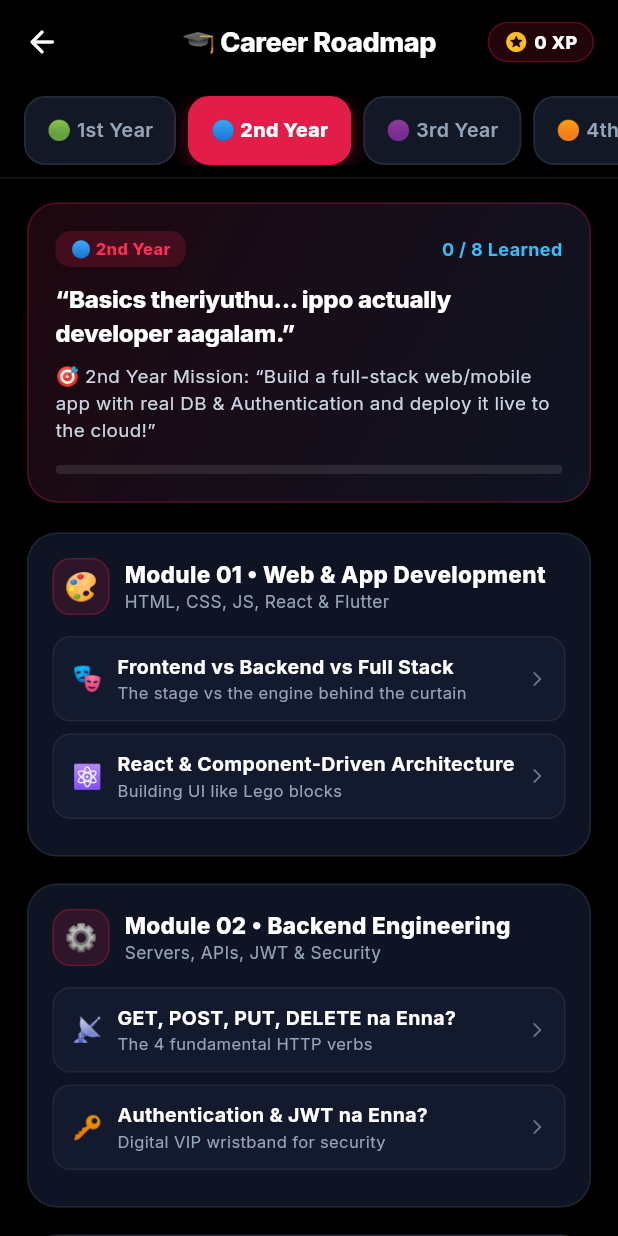
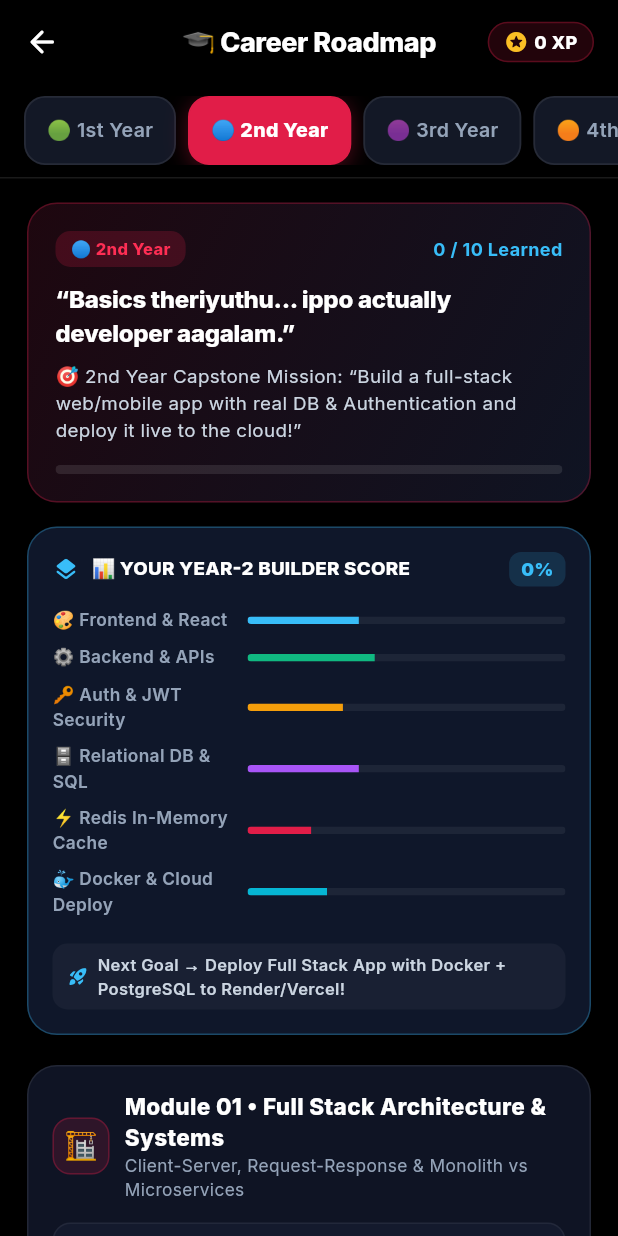
Before and after one commit to nfsprogramming/Techaa-Purinjikoo, a Flutter app: the RoadmapScreen screen opened by its route, after a tap on "🔵 2nd Year", on a phone screen of 412 x 824 dp. Run offline on Flutter 3.47's test engine with Material 3 defaults, Android fonts, the phone set to English and light mode, and no system bars; our stand-ins replace cloud_firestore, firebase_auth, firebase_core, flutter_riverpod, go_router, google_fonts and 3 more; accounts and stored records are empty.

Commit message:
feat(roadmap): Add upgraded 2nd Year Build Pannikoo curriculum with Year-2 Builder Scorecard

```diff
--- a/techaa_purinjikoo_app/lib/data/datasources/career_roadmap_content.dart
+++ b/techaa_purinjikoo_app/lib/data/datasources/career_roadmap_content.dart
@@ -299,21 +299,23 @@ class CareerRoadmapContent {
         ],
       ),
 
-      // 🔵 2nd YEAR
+      // 🔵 2nd YEAR — Full Stack & Production Builder Curriculum
       const RoadmapYearStage(
         stageType: RoadmapStageType.secondYear,
         title: '2nd Year: Build Pannikoo',
         badgeText: '🔵 2nd Year',
         motto: '“Basics theriyuthu... ippo actually developer aagalam.”',
-        yearMissionTitle: '🎯 2nd Year Mission',
+        yearMissionTitle: '🎯 2nd Year Capstone Mission',
         yearMissionDesc: '“Build a full-stack web/mobile app with real DB & Authentication and deploy it live to the cloud!”',
         modules: [
           RoadmapModule(
-            id: 'm4_web_dev',
+            id: 'm4_fullstack_arch',
             moduleNumber: 'Module 01',
-            title: 'Web & App Development',
-            tagline: 'HTML, CSS, JS, React & Flutter',
-            iconEmoji: '🎨',
+            title: 'Full Stack Architecture & Systems',
+            tagline: 'Client-Server, Request-Response & Monolith vs Microservices',
+            iconEmoji: '🏗️',
+            buildMissionTitle: '🎨 Frontend Builder Badge',
+            buildMissionDesc: 'Design an end-to-end architecture diagram showing Client -> API Gateway -> Backend -> PostgreSQL + Redis!',
             topics: [
               RoadmapTopicItem(
                 id: 'web_1',
@@ -322,13 +324,23 @@ class CareerRoadmapContent {
                 iconEmoji: '🎭',
                 dialogue: [
                   DialogueLine(speaker: 'Friend 1', avatarEmoji: '🧑‍💻', text: 'Frontend and Backend difference enna da?'),
-                  DialogueLine(speaker: 'Techaa', avatarEmoji: '🚀', text: 'Frontend is what user sees and clicks (Buttons, Colors, Animation). Backend is the secure kitchen (DB queries, Passwords, Payment verification)!', isTechaa: true),
+                  DialogueLine(speaker: 'Techaa', avatarEmoji: '🚀', text: 'Frontend is what user sees and clicks (Buttons, Colors, Animation). Backend is the secure kitchen (DB queries, Passwords, Payment verification)! Full stack bridges both.', isTechaa: true),
                 ],
                 realWorldExample: 'Netflix UI on Smart TV (Frontend) vs streaming server streaming video (Backend).',
-                devExperience: 'Learning full stack enabled me to build and launch products independently.',
+                devExperience: 'Learning full stack enabled me to build and launch products independently without waiting for a team.',
                 careerRelevance: 'Deciding your career specialization track.',
                 missionPrompt: 'Draw a diagram showing how a user login flow travels between Frontend and Backend.',
               ),
+            ],
+          ),
+
+          RoadmapModule(
+            id: 'm5_react_frontend',
+            moduleNumber: 'Module 02',
+            title: 'Modern Frontend with React & State',
+            tagline: 'Components as Lego Blocks, Props, Hooks & Virtual DOM',
+            iconEmoji: '⚛️',
+            topics: [
               RoadmapTopicItem(
                 id: 'web_2',
                 title: 'React & Component-Driven Architecture',
@@ -336,37 +348,65 @@ class CareerRoadmapContent {
                 iconEmoji: '⚛️',
                 dialogue: [
                   DialogueLine(speaker: 'Friend 1', avatarEmoji: '🧑‍💻', text: 'React yen evalo popular?'),
-                  DialogueLine(speaker: 'Techaa', avatarEmoji: '🚀', text: 'Reusability! You build one `<Navbar />` or `<Button />` component and reuse it across 100 pages. Plus state updates screen automatically!', isTechaa: true),
+                  DialogueLine(speaker: 'Techaa', avatarEmoji: '🚀', text: 'Reusability! You build one `<Navbar />` or `<Button />` component and reuse it across 100 pages. Plus state updates screen automatically without full page reload!', isTechaa: true),
                 ],
                 realWorldExample: 'Facebook and Instagram feeds updating dynamically without refreshing the page.',
                 devExperience: 'Switching from vanilla JS DOM manipulation to React cut my dev time in half.',
                 careerRelevance: 'Most in-demand web technology globally.',
-                missionPrompt: 'Build a reusable Card component in React or Flutter.',
+                missionPrompt: 'Build a reusable Card component in React or Flutter with dynamic props.',
               ),
             ],
           ),
 
           RoadmapModule(
-            id: 'm5_backend',
-            moduleNumber: 'Module 02',
-            title: 'Backend Engineering',
-            tagline: 'Servers, APIs, JWT & Security',
+            id: 'm6_backend_engines',
+            moduleNumber: 'Module 03',
+            title: 'Modern Backend with Node.js & Go',
+            tagline: 'Express, Go Chi, Middlewares & "CORS error yen varuthu da? 😂"',
             iconEmoji: '⚙️',
+            buildMissionTitle: '⚙️ Backend Architect Badge',
+            buildMissionDesc: 'Create a REST API with CORS headers, request validation, and proper error handling!',
             topics: [
+              RoadmapTopicItem(
+                id: 'back_cors_1',
+                title: 'Backend Routing, Middleware & CORS Decoded',
+                subtitle: 'Why the browser blocks your API and how to fix it',
+                iconEmoji: '📡',
+                dialogue: [
+                  DialogueLine(speaker: 'Friend 1', avatarEmoji: '🧑‍💻', text: 'API call pannina browser-la "CORS Error" nu red color-la varuthu yen da? 😂'),
+                  DialogueLine(speaker: 'Techaa', avatarEmoji: '🚀', text: 'Browser security! When frontend (localhost:3000) calls backend (localhost:8080), the server must send an `Access-Control-Allow-Origin` header to give permission!', isTechaa: true),
+                ],
+                realWorldExample: 'Payment APIs like Stripe and Razorpay using strict CORS and webhook signatures.',
+                devExperience: 'Configuring CORS middleware properly in Go and Node saved countless hours of head-scratching.',
+                careerRelevance: 'Backend security and API gateway architecture.',
+                missionPrompt: 'Add CORS middleware to your local backend server.',
+              ),
               RoadmapTopicItem(
                 id: 'back_1',
                 title: 'GET, POST, PUT, DELETE na Enna?',
-                subtitle: 'The 4 fundamental HTTP verbs',
+                subtitle: 'The 4 fundamental HTTP verbs and status codes',
                 iconEmoji: '📡',
                 dialogue: [
                   DialogueLine(speaker: 'Friend 1', avatarEmoji: '🧑‍💻', text: 'GET vs POST difference enna?'),
-                  DialogueLine(speaker: 'Techaa', avatarEmoji: '🚀', text: 'GET = Read data (e.g. view profile). POST = Create new data (e.g. sign up). PUT = Update data. DELETE = Remove data!', isTechaa: true),
+                  DialogueLine(speaker: 'Techaa', avatarEmoji: '🚀', text: 'GET = Read data (view profile). POST = Create new data (sign up). PUT = Update data. DELETE = Remove data! Always return 200 OK, 201 Created, 400 Bad Request, or 401 Unauthorized!', isTechaa: true),
                 ],
                 realWorldExample: 'E-commerce: GET products, POST order, PUT address update, DELETE item from cart.',
                 devExperience: 'Using POST instead of GET for sensitive passwords prevents credentials from showing in browser history.',
                 careerRelevance: 'REST API design questions in every technical interview.',
                 missionPrompt: 'Test GET and POST endpoints using Postman or cURL.',
               ),
+            ],
+          ),
+
+          RoadmapModule(
+            id: 'm7_auth_security',
+            moduleNumber: 'Module 04',
+            title: 'Authentication & JWT Security',
+            tagline: 'Bcrypt Hashing, JWT Wristbands & OAuth Google Sign-In',
+            iconEmoji: '🔑',
+            buildMissionTitle: '🔑 Auth Master Badge',
+            buildMissionDesc: 'Implement bcrypt password hashing and JWT token verification for protected routes!',
+            topics: [
               RoadmapTopicItem(
                 id: 'back_2',
                 title: 'Authentication & JWT na Enna?',
@@ -385,11 +425,13 @@ class CareerRoadmapContent {
           ),
 
           RoadmapModule(
-            id: 'm6_database',
-            moduleNumber: 'Module 03',
-            title: 'Databases & Storage',
-            tagline: 'SQL, NoSQL, Redis & Indexing',
+            id: 'm8_databases_sql',
+            moduleNumber: 'Module 05',
+            title: 'Relational Databases & SQL',
+            tagline: 'PostgreSQL, Schema Design, Foreign Keys & JOINs',
             iconEmoji: '🗄️',
+            buildMissionTitle: '🗄️ SQL Pro Badge',
+            buildMissionDesc: 'Design a 3-table normalized schema (Users, Posts, Comments) with Foreign Keys and JOIN queries!',
             topics: [
               RoadmapTopicItem(
                 id: 'db_1',
@@ -405,6 +447,18 @@ class CareerRoadmapContent {
                 careerRelevance: 'Database schema design and querying proficiency.',
                 missionPrompt: 'Create a PostgreSQL table with Primary and Foreign keys.',
               ),
+            ],
+          ),
+
+          RoadmapModule(
+            id: 'm9_redis_caching',
+            moduleNumber: 'Module 06',
+            title: 'In-Memory Caching & Redis',
+            tagline: '“Why High-Scale Apps Need Redis for Sub-10ms Speeds”',
+            iconEmoji: '⚡',
+            buildMissionTitle: '⚡ Performance Wizard Badge',
+            buildMissionDesc: 'Set up Redis caching to store frequently queried data with a 60-second TTL!',
+            topics: [
               RoadmapTopicItem(
                 id: 'db_2',
                 title: 'Why Backend Developers Need Redis',
@@ -424,13 +478,39 @@ class CareerRoadmapContent {
           ),
 
           RoadmapModule(
-            id: 'm7_deployment',
-            moduleNumber: 'Module 04',
-            title: 'Deployment & Cloud',
-            tagline: 'Vercel, Render, Supabase & Docker',
+            id: 'm10_docker_containers',
+            moduleNumber: 'Module 07',
+            title: 'Docker & Containerization',
+            tagline: '“‘En Laptop-la Run Aaguthu’ Problem Solved Forever”',
+            iconEmoji: '🐳',
+            buildMissionTitle: '🐳 Container Initiate Badge',
+            buildMissionDesc: 'Write a `Dockerfile` and `docker-compose.yml` to spin up your App + PostgreSQL + Redis with 1 command!',
+            topics: [
+              RoadmapTopicItem(
+                id: 'dep_2',
+                title: 'Docker na Enna?',
+                subtitle: '“It works on my machine” problem solved forever',
+                iconEmoji: '🐳',
+                dialogue: [
+                  DialogueLine(speaker: 'Friend 1', avatarEmoji: '🧑‍💻', text: 'En laptop-la run aaguthu, aana teammate laptop-la crash aaguthu yen da?'),
+                  DialogueLine(speaker: 'Techaa', avatarEmoji: '🚀', text: 'Different Node/Python versions! Docker packs your code + OS + runtime + libraries into an isolated shipping container that runs identically everywhere!', isTechaa: true),
+                ],
+                realWorldExample: 'Kubernetes managing millions of Docker containers running Spotify and Netflix microservices.',
+                devExperience: 'Dockerizing our backend eliminated all environment mismatch bugs during team hackathons.',
+                careerRelevance: 'Containerization is a foundational requirement for modern cloud jobs.',
+                missionPrompt: 'Write a simple `Dockerfile` for a Node or Go application.',
+              ),
+            ],
+          ),
+
+          RoadmapModule(
+            id: 'm11_cloud_deploy',
+            moduleNumber: 'Module 08',
+            title: 'Cloud Deployment & Live Launch',
+            tagline: 'Vercel, Render, Supabase & Free Custom Domains',
             iconEmoji: '☁️',
-            buildMissionTitle: '🛠️ Live Deployment Mission',
-            buildMissionDesc: '“Naan localhost-la app run panniten... aana friend phone-la open panna mudila. Yen?” -> Deploy to Vercel/Render with custom domain!',
+            buildMissionTitle: '☁️ Cloud Deployer Badge',
+            buildMissionDesc: 'Deploy your Full Stack App live with environment variables on Vercel/Render!',
             topics: [
               RoadmapTopicItem(
                 id: 'dep_1',
@@ -446,19 +526,31 @@ class CareerRoadmapContent {
                 careerRelevance: 'Cloud deployment literacy expected from all junior devs.',
                 missionPrompt: 'Deploy a web project on Vercel and share the link with a friend.',
               ),
+            ],
+          ),
+
+          RoadmapModule(
+            id: 'm12_y2_capstone',
+            moduleNumber: 'Module 09',
+            title: 'Year-2 Capstone: Live Production App',
+            tagline: '“BUILD A PRODUCTION PRODUCT”',
+            iconEmoji: '🏆',
+            buildMissionTitle: '🏆 Techaa Year-2 Builder Graduate',
+            buildMissionDesc: 'Deploy a Full Stack Project with Auth, DB Relationships, Docker, and Live Cloud URLs!',
+            topics: [
               RoadmapTopicItem(
-                id: 'dep_2',
-                title: 'Docker na Enna?',
-                subtitle: '“It works on my machine” problem solved forever',
-                iconEmoji: '🐳',
+                id: 'cap_y2_1',
+                title: 'Full Stack Production Showcase',
+                subtitle: 'From student to independent software builder',
+                iconEmoji: '🚀',
                 dialogue: [
-                  DialogueLine(speaker: 'Friend 1', avatarEmoji: '🧑‍💻', text: 'En laptop-la run aaguthu, aana teammate laptop-la crash aaguthu yen da?'),
-                  DialogueLine(speaker: 'Techaa', avatarEmoji: '🚀', text: 'Different Node/Python versions! Docker packs your code + OS + runtime + libraries into an isolated shipping container that runs identically everywhere!', isTechaa: true),
+                  DialogueLine(speaker: 'Friend 1', avatarEmoji: '🤩', text: '2nd year mudinjidhu... ippo naan full stack developer aayiten-a?'),
+                  DialogueLine(speaker: 'Techaa', avatarEmoji: '🚀', text: 'Yes! You can build frontend UI, write secure backend APIs, design relational databases, cache with Redis, containerize with Docker, and deploy live to the cloud! You are ready to choose your 3rd-year specialization!', isTechaa: true),
                 ],
-                realWorldExample: 'Kubernetes managing millions of Docker containers running Spotify and Netflix microservices.',
-                devExperience: 'Dockerizing our backend eliminated all environment mismatch bugs during team hackathons.',
-                careerRelevance: 'Containerization is a foundational requirement for modern cloud jobs.',
-                missionPrompt: 'Write a simple `Dockerfile` for a Node or Go application.',
+                realWorldExample: 'Founders building MVPs and raising seed rounds in college with full-stack skills.',
+                devExperience: 'Deploying my first live web app with 500 active college users gave me undeniable proof of skills.',
+                careerRelevance: 'The pinnacle of developer capability required for high-paying product internships.',
+                missionPrompt: 'Submit your live Full Stack Web/App URL and claim the Techaa Year-2 Builder Graduate Badge!',
               ),
             ],
           ),
--- a/techaa_purinjikoo_app/lib/features/roadmap/roadmap_screen.dart
+++ b/techaa_purinjikoo_app/lib/features/roadmap/roadmap_screen.dart
@@ -244,6 +244,12 @@ class _RoadmapScreenState extends ConsumerState<RoadmapScreen> {
         if (stage.stageType == RoadmapStageType.firstYear) ...[
           const SizedBox(height: 16),
           _buildYearOneSkillScoreCard(completedCount, totalTopics),
+        ],
+
+        // Year 2 Builder Breakdown Score Card
+        if (stage.stageType == RoadmapStageType.secondYear) ...[
+          const SizedBox(height: 16),
+          _buildYearTwoSkillScoreCard(completedCount, totalTopics),
         ],
 
         const SizedBox(height: 20),
@@ -672,6 +678,92 @@ class _RoadmapScreenState extends ConsumerState<RoadmapScreen> {
     );
   }
 
+  Widget _buildYearTwoSkillScoreCard(int completedCount, int totalTopics) {
+    final pct = totalTopics > 0 ? ((completedCount / totalTopics) * 100).toInt() : 0;
+
+    return Container(
+      padding: const EdgeInsets.all(16),
+      decoration: BoxDecoration(
+        color: const Color(0xFF0F172A),
+        borderRadius: BorderRadius.circular(20),
+        border: Border.all(color: const Color(0xFF38BDF8).withValues(alpha: 0.3)),
+      ),
+      child: Column(
+        crossAxisAlignment: CrossAxisAlignment.start,
+        children: [
+          Row(
+            mainAxisAlignment: MainAxisAlignment.spaceBetween,
+            children: [
+              const Row(
+                children: [
+                  Icon(Icons.layers_rounded, color: Color(0xFF38BDF8), size: 18),
+                  SizedBox(width: 8),
+                  Text(
+                    '📊 YOUR YEAR-2 BUILDER SCORE',
+                    style: TextStyle(
+                      fontSize: 12.5,
+                      fontWeight: FontWeight.w800,
+                      color: Colors.white,
+                      letterSpacing: 0.2,
+                    ),
+                  ),
+                ],
+              ),
+              Container(
+                padding: const EdgeInsets.symmetric(horizontal: 8, vertical: 3),
+                decoration: BoxDecoration(
+                  color: const Color(0xFF38BDF8).withValues(alpha: 0.15),
+                  borderRadius: BorderRadius.circular(8),
+                ),
+                child: Text(
+                  '$pct%',
+                  style: const TextStyle(
+                    fontSize: 12,
+                    fontWeight: FontWeight.w900,
+                    color: Color(0xFF38BDF8),
+                  ),
+                ),
+              ),
+            ],
+          ),
+          const SizedBox(height: 14),
+
+          _buildSkillBar('🎨 Frontend & React', completedCount >= 2 ? 0.9 : 0.35, const Color(0xFF38BDF8)),
+          _buildSkillBar('⚙️ Backend & APIs', completedCount >= 3 ? 0.85 : 0.4, const Color(0xFF10B981)),
+          _buildSkillBar('🔑 Auth & JWT Security', completedCount >= 4 ? 0.9 : 0.3, const Color(0xFFF59E0B)),
+          _buildSkillBar('🗄️ Relational DB & SQL', completedCount >= 2 ? 0.85 : 0.35, const Color(0xFFA855F7)),
+          _buildSkillBar('⚡ Redis In-Memory Cache', completedCount >= 3 ? 0.75 : 0.2, const Color(0xFFE11D48)),
+          _buildSkillBar('🐳 Docker & Cloud Deploy', completedCount >= 4 ? 0.95 : 0.25, const Color(0xFF06B6D4)),
+
+          const SizedBox(height: 10),
+          Container(
+            padding: const EdgeInsets.symmetric(horizontal: 10, vertical: 6),
+            decoration: BoxDecoration(
+              color: Colors.white.withValues(alpha: 0.04),
+              borderRadius: BorderRadius.circular(10),
+            ),
+            child: const Row(
+              children: [
+                Icon(Icons.rocket_launch_rounded, color: Color(0xFF38BDF8), size: 14),
+                SizedBox(width: 6),
+                Expanded(
+                  child: Text(
+                    'Next Goal → Deploy Full Stack App with Docker + PostgreSQL to Render/Vercel!',
+                    style: TextStyle(
+                      fontSize: 11,
+                      fontWeight: FontWeight.w600,
+                      color: Color(0xFFCBD5E1),
+                    ),
+                  ),
+                ),
+              ],
+            ),
+          ),
+        ],
+      ),
+    );
+  }
+
   Widget _buildSkillBar(String label, double value, Color color) {
     return Padding(
       padding: const EdgeInsets.only(bottom: 8.0),
```
